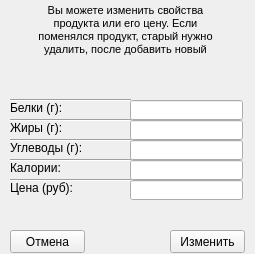
This is admin/editproduct.ui in 244sinfall/fastfoodDeliveryAggregator as Qt 5 draws it before an edit. The edited form follows.
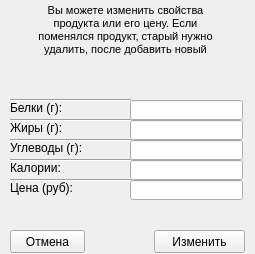
This is the edited form.

Patch:
```diff
--- a/admin/editproduct.ui
+++ b/admin/editproduct.ui
@@ -213,9 +213,9 @@
   <widget class="QPushButton" name="editConfirmButton">
    <property name="geometry">
     <rect>
-     <x>170</x>
+     <x>154</x>
      <y>230</y>
-     <width>75</width>
+     <width>91</width>
      <height>23</height>
     </rect>
    </property>
```
